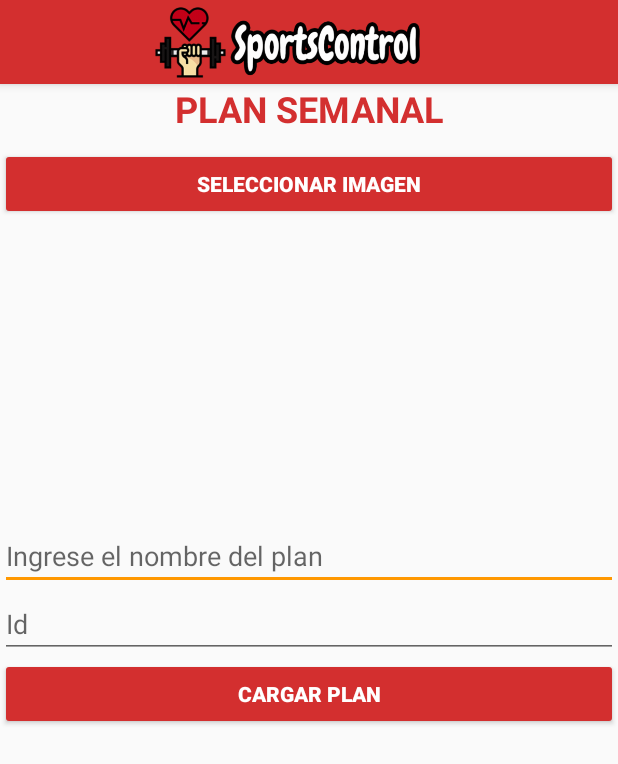
After one commit to IvonneBarco/Sports_Control, an Android app: the PlanSemanal screen opened directly, with no data from a screen before it, on a phone screen of 412 x 824 dp. The commit adds this screen. Shown: the top 764 px of the screen. Run offline under Robolectric (Android 15) with nearby library versions, the phone set to English and light mode, and no system bars; our stand-ins replace Volley; network calls fail.

Commit message:
Registro de entrenos

```diff
--- a/app/src/main/AndroidManifest.xml
+++ b/app/src/main/AndroidManifest.xml
@@ -25,8 +25,9 @@
         <activity android:name=".Ligas" />
         <activity android:name=".Entrenadores" />
         <activity android:name=".Atletas"/>
-        <activity android:name=".Registrar2"/>
-        <activity android:name=".EntrenoProgramado"></activity>
+        <activity android:name=".InicioEntrenamiento"/>
+        <activity android:name=".EntrenoProgramado"/>
+         <activity android:name=".PlanSemanal"></activity>
     </application>
 
 </manifest>
--- a/app/src/main/java/com/practicavolley/ennovic/sportscontrol/HomeActivity.java
+++ b/app/src/main/java/com/practicavolley/ennovic/sportscontrol/HomeActivity.java
@@ -99,7 +99,7 @@ public class HomeActivity extends AppCompatActivity {
             @Override
             public void onClick(View view) {
                 Toast.makeText(HomeActivity.this, "Iniciar entrenamiento", Toast.LENGTH_SHORT).show();
-                Intent intent = new Intent(HomeActivity.this, Registrar2.class);
+                Intent intent = new Intent(HomeActivity.this, InicioEntrenamiento.class);
                 //intent.putExtra("DATOS_USER", user);
                 startActivity(intent);
             }
--- /dev/null
+++ b/app/src/main/java/com/practicavolley/ennovic/sportscontrol/PlanSemanal.java
@@ -0,0 +1,166 @@
+package com.practicavolley.ennovic.sportscontrol;
+
+import android.app.ProgressDialog;
+import android.content.Intent;
+import android.graphics.Bitmap;
+import android.net.Uri;
+import android.os.Bundle;
+import android.provider.MediaStore;
+import android.support.v7.app.AppCompatActivity;
+import android.util.Base64;
+import android.view.View;
+import android.widget.Button;
+import android.widget.EditText;
+import android.widget.ImageView;
+import android.widget.Toast;
+
+import com.android.volley.AuthFailureError;
+import com.android.volley.Request;
+import com.android.volley.RequestQueue;
+import com.android.volley.Response;
+import com.android.volley.VolleyError;
+import com.android.volley.toolbox.StringRequest;
+import com.android.volley.toolbox.Volley;
+
+import java.io.ByteArrayOutputStream;
+import java.io.IOException;
+import java.util.Hashtable;
+import java.util.Map;
+
+public class PlanSemanal extends AppCompatActivity {
+
+    private Button btnBuscar;
+    private Button btnSubir;
+
+    private ImageView imageView;
+
+    private EditText editTextName, Textcombo;
+
+    private Bitmap bitmap;
+
+    private int PICK_IMAGE_REQUEST = 1;
+
+    private String UPLOAD_URL ="http://www.iucesmag.edu.co/celular/upload.php";
+
+    private String KEY_IMAGEN = "foto";
+    private String KEY_NOMBRE = "nombre";
+    private String KEY_COMBO = "combo";
+
+    @Override
+    protected void onCreate(Bundle savedInstanceState) {
+        super.onCreate(savedInstanceState);
+        setContentView(R.layout.activity_plan_semanal);
+
+        btnBuscar = (Button) findViewById(R.id.btnBuscar);
+        btnSubir = (Button) findViewById(R.id.btnSubir);
+
+        editTextName = (EditText) findViewById(R.id.editText);
+        Textcombo = (EditText) findViewById(R.id.id_combo);
+
+        imageView  = (ImageView) findViewById(R.id.imageView);
+
+
+
+        btnBuscar.setOnClickListener(new View.OnClickListener() {
+            @Override
+            public void onClick(View view) {
+
+                    showFileChooser();
+
+            }
+        });
+        btnSubir.setOnClickListener(new View.OnClickListener() {
+            @Override
+            public void onClick(View view) {
+                uploadImage();
+            }
+        });
+    }
+
+    public String getStringImagen(Bitmap bmp){
+        ByteArrayOutputStream baos = new ByteArrayOutputStream();
+        bmp.compress(Bitmap.CompressFormat.JPEG, 100, baos);
+        byte[] imageBytes = baos.toByteArray();
+        String encodedImage = Base64.encodeToString(imageBytes, Base64.DEFAULT);
+        return encodedImage;
+    }
+
+    private void uploadImage(){
+        //Mostrar el diálogo de progreso
+        final ProgressDialog loading = ProgressDialog.show(this,"Subiendo...","Espere por favor...",false,false);
+        StringRequest stringRequest = new StringRequest(Request.Method.POST, UPLOAD_URL,
+                new Response.Listener<String>() {
+                    @Override
+                    public void onResponse(String s) {
+                        //Descartar el diálogo de progreso
+                        loading.dismiss();
+                        //Mostrando el mensaje de la respuesta
+                        Toast.makeText(PlanSemanal.this, s , Toast.LENGTH_LONG).show();
+                    }
+                },
+                new Response.ErrorListener() {
+                    @Override
+                    public void onErrorResponse(VolleyError volleyError) {
+                        //Descartar el diálogo de progreso
+                        loading.dismiss();
+
+                        //Showing toast
+                        Toast.makeText(PlanSemanal.this, volleyError.getMessage().toString(), Toast.LENGTH_LONG).show();
+                    }
+                }){
+            @Override
+            protected Map<String, String> getParams() throws AuthFailureError {
+                //Convertir bits a cadena
+                String imagen = getStringImagen(bitmap);
+
+                //Obtener el nombre de la imagen
+                String nombre = editTextName.getText().toString().trim();
+
+                //Obtener el nombre combo
+                String combo = Textcombo.getText().toString().trim();
+
+                //Creación de parámetros
+                Map<String,String> params = new Hashtable<String, String>();
+
+                //Agregando de parámetros
+                params.put(KEY_IMAGEN, imagen);
+                params.put(KEY_NOMBRE, nombre);
+                params.put(KEY_COMBO, combo);
+
+                //Parámetros de retorno
+                return params;
+            }
+        };
+
+        //Creación de una cola de solicitudes
+        RequestQueue requestQueue = Volley.newRequestQueue(this);
+
+        //Agregar solicitud a la cola
+        requestQueue.add(stringRequest);
+    }
+
+    private void showFileChooser() {
+        Intent intent = new Intent();
+        intent.setType("image/*");
+        intent.setAction(Intent.ACTION_GET_CONTENT);
+        startActivityForResult(Intent.createChooser(intent, "Select Picture"), PICK_IMAGE_REQUEST);
+    }
+
+    @Override
+    protected void onActivityResult(int requestCode, int resultCode, Intent data) {
+        super.onActivityResult(requestCode, resultCode, data);
+
+        if (requestCode == PICK_IMAGE_REQUEST && resultCode == RESULT_OK && data != null && data.getData() != null) {
+            Uri filePath = data.getData();
+            try {
+                //Cómo obtener el mapa de bits de la Galería
+                bitmap = MediaStore.Images.Media.getBitmap(getContentResolver(), filePath);
+                //Configuración del mapa de bits en ImageView
+                imageView.setImageBitmap(bitmap);
+            } catch (IOException e) {
+                e.printStackTrace();
+            }
+        }
+    }
+
+}
--- a/app/src/main/res/layout/activity_entreno_programado.xml
+++ b/app/src/main/res/layout/activity_entreno_programado.xml
@@ -163,6 +163,8 @@
                     android:backgroundTint="@color/colorPrimaryDark"
                     android:padding="12dp"
                     android:text="REGRISTRAR"
+                    android:theme="@style/StyleButton"
+                    android:textStyle="bold"
                     android:textColor="@android:color/white" />
             </LinearLayout>
 
--- /dev/null
+++ b/app/src/main/res/layout/activity_plan_semanal.xml
@@ -0,0 +1,96 @@
+<?xml version="1.0" encoding="utf-8"?>
+<android.support.design.widget.CoordinatorLayout xmlns:android="http://schemas.android.com/apk/res/android"
+    xmlns:app="http://schemas.android.com/apk/res-auto"
+    xmlns:tools="http://schemas.android.com/tools"
+    android:layout_width="match_parent"
+    android:layout_height="match_parent"
+    tools:context=".PlanSemanal">
+
+    <ProgressBar
+        android:id="@+id/home_progress"
+        style="?android:attr/progressBarStyleLarge"
+        android:layout_width="wrap_content"
+        android:layout_height="wrap_content"
+        android:layout_marginBottom="8dp"
+        android:visibility="gone" />
+
+    <LinearLayout
+        android:id="@+id/linearLayout"
+        android:layout_width="match_parent"
+        android:layout_height="match_parent"
+        android:orientation="vertical"
+        app:layout_anchor="@+id/linearLayout"
+        app:layout_anchorGravity="right|center">
+
+        <include layout="@layout/actionbar_toolbar_main" />
+
+        <ScrollView
+            android:layout_width="match_parent"
+            android:layout_height="match_parent">
+
+            <LinearLayout
+                android:layout_width="match_parent"
+                android:layout_height="wrap_content"
+                android:orientation="vertical">
+
+                <RelativeLayout
+                    android:layout_width="match_parent"
+                    android:layout_height="wrap_content">
+
+                    <TextView
+                        android:id="@+id/txt_title_plan_semanal"
+                        android:layout_width="match_parent"
+                        android:layout_height="wrap_content"
+                        android:text="PLAN SEMANAL"
+                        android:textAlignment="center"
+                        android:textColor="@color/colorPrimaryDark"
+                        android:textSize="24sp"
+                        android:textStyle="bold|normal" />
+
+                    <Button
+                        android:id="@+id/btnBuscar"
+                        android:layout_width="match_parent"
+                        android:layout_height="wrap_content"
+                        android:layout_below="@id/txt_title_plan_semanal"
+                        android:layout_marginTop="10dp"
+                        android:theme="@style/StyleButton"
+                        android:textStyle="bold"
+                        android:text="Seleccionar imagen" />
+
+                    <ImageView
+                        android:id="@+id/imageView"
+                        android:layout_width="match_parent"
+                        android:layout_height="200dp"
+                        android:layout_below="@id/btnBuscar"
+                        android:layout_marginTop="1dp"
+                        android:layout_weight="1" />
+
+                    <EditText
+                        android:id="@+id/editText"
+                        android:layout_width="match_parent"
+                        android:layout_height="wrap_content"
+                        android:layout_below="@id/imageView"
+                        android:hint="Ingrese el nombre del plan" />
+
+                    <EditText
+                        android:id="@+id/id_combo"
+                        android:layout_width="match_parent"
+                        android:layout_height="wrap_content"
+                        android:layout_below="@id/editText"
+                        android:hint="Id" />
+
+                    <Button
+                        android:id="@+id/btnSubir"
+                        android:layout_width="match_parent"
+                        android:layout_height="wrap_content"
+                        android:layout_below="@id/id_combo"
+                        android:theme="@style/StyleButton"
+                        android:textStyle="bold"
+                        android:text="CARGAR PLAN" />
+
+
+                </RelativeLayout>
+            </LinearLayout>
+        </ScrollView>
+    </LinearLayout>
+</android.support.design.widget.CoordinatorLayout>
```
Also changed, not shown: app/src/main/java/com/practicavolley/ennovic/sportscontrol/InicioEntrenamiento.java (renamed from app/src/main/java/com/practicavolley/ennovic/sportscontrol/Registrar2.java, +8 -8 lines), app/src/main/res/layout/activity_inicio_entrenamiento.xml (renamed from app/src/main/res/layout/activity_registrar2.xml, +13 -7 lines).
